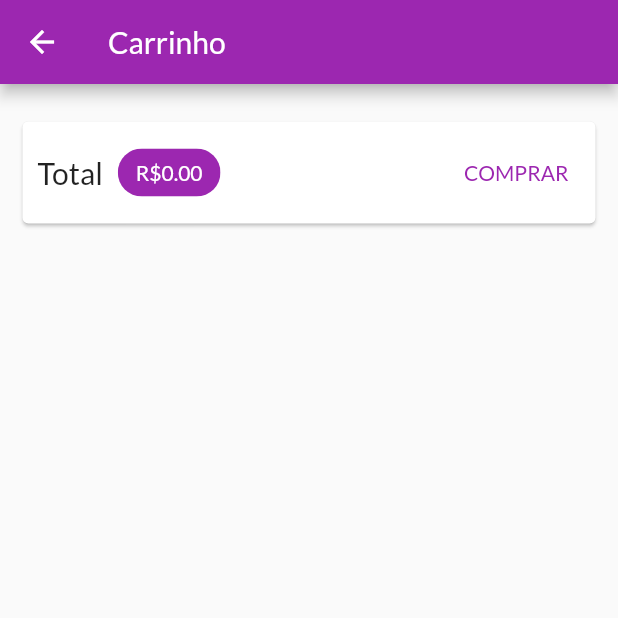
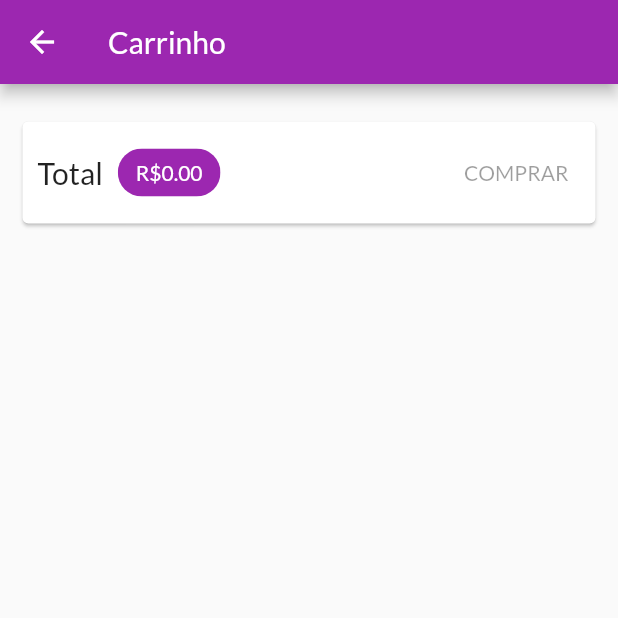
Before and after one commit to Rafa2266/shop-app-flutter, a Flutter app: the CartPage screen opened by its route, on a phone screen of 412 x 824 dp, the top half of it. Run offline on Flutter 3.47's test engine with Material 2 defaults, Android fonts, the phone set to English and light mode, and no system bars; network calls fail.

Commit message:
adiocionar os pedidos no banco de dados

```diff
--- a/lib/pages/cart_page.dart
+++ b/lib/pages/cart_page.dart
@@ -45,17 +45,7 @@ class CartPage extends StatelessWidget {
                     ),
                   ),
                   const Spacer(),
-                  TextButton(
-                    onPressed: () {
-                      Provider.of<OrderList>(
-                        context,
-                        listen: false,
-                      ).addOrder(cart);
-
-                      cart.clear();
-                    },
-                    child: const Text('COMPRAR'),
-                  ),
+                  CartButton(cart: cart),
                 ],
               ),
             ),
@@ -71,3 +61,43 @@ class CartPage extends StatelessWidget {
     );
   }
 }
+
+class CartButton extends StatefulWidget {
+  const CartButton({
+    super.key,
+    required this.cart,
+  });
+
+  final Cart cart;
+
+  @override
+  State<CartButton> createState() => _CartButtonState();
+}
+
+class _CartButtonState extends State<CartButton> {
+  bool _isLoading = false;
+  @override
+  Widget build(BuildContext context) {
+    return _isLoading
+        ? const CircularProgressIndicator()
+        : TextButton(
+            onPressed: widget.cart.itemsCount == 0
+                ? null
+                : () async {
+                    setState(() {
+                      _isLoading = true;
+                    });
+                    await Provider.of<OrderList>(
+                      context,
+                      listen: false,
+                    ).addOrder(widget.cart);
+
+                    widget.cart.clear();
+                    setState(() {
+                      _isLoading = false;
+                    });
+                  },
+            child: const Text('COMPRAR'),
+          );
+  }
+}
--- a/lib/utils/constants.dart
+++ b/lib/utils/constants.dart
@@ -1,4 +1,7 @@
 class Constants {
   static const productBaseUrl =
       'https://shop-coder2-default-rtdb.firebaseio.com/products';
+
+  static const orderBaseUrl =
+      'https://shop-coder2-default-rtdb.firebaseio.com/orders';
 }
```
Also changed, not shown: lib/models/order_list.dart (+27 -3 lines).
